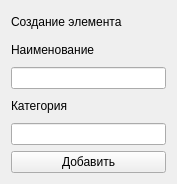
Above: adddialog.ui from DontDog/DBConnections before the change. Below: the same form after it.
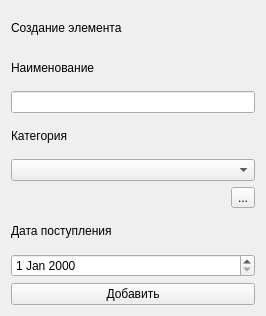
That is the form after the change.

```diff
--- a/adddialog.ui
+++ b/adddialog.ui
@@ -6,13 +6,15 @@
    <rect>
     <x>0</x>
     <y>0</y>
-    <width>177</width>
-    <height>184</height>
+    <width>266</width>
+    <height>316</height>
    </rect>
   </property>
   <property name="windowTitle">
    <string>Form</string>
   </property>
+  <layout class="QVBoxLayout" name="verticalLayout_2">
+   <item>
   <layout class="QVBoxLayout" name="verticalLayout">
    <item>
     <widget class="QLabel" name="label_3">
@@ -39,7 +41,35 @@
     </widget>
    </item>
    <item>
-    <widget class="QLineEdit" name="lineEditRecordCategory"/>
+      <widget class="QComboBox" name="comboBox"/>
+     </item>
+     <item>
+      <layout class="QHBoxLayout" name="horizontalLayout">
+       <item>
+        <widget class="QLabel" name="label_4">
+         <property name="text">
+          <string/>
+         </property>
+        </widget>
+       </item>
+       <item>
+        <widget class="QToolButton" name="toolButton">
+         <property name="text">
+          <string>...</string>
+         </property>
+        </widget>
+       </item>
+      </layout>
+     </item>
+     <item>
+      <widget class="QLabel" name="label_5">
+       <property name="text">
+        <string>Дата поступления</string>
+       </property>
+      </widget>
+     </item>
+     <item>
+      <widget class="QDateEdit" name="dateEdit"/>
    </item>
    <item>
     <widget class="QPushButton" name="btnAddRecord">
@@ -47,6 +77,8 @@
       <string>Добавить</string>
      </property>
     </widget>
+     </item>
+    </layout>
    </item>
   </layout>
  </widget>
```
Lines whose indentation alone changed are shown as unchanged.
